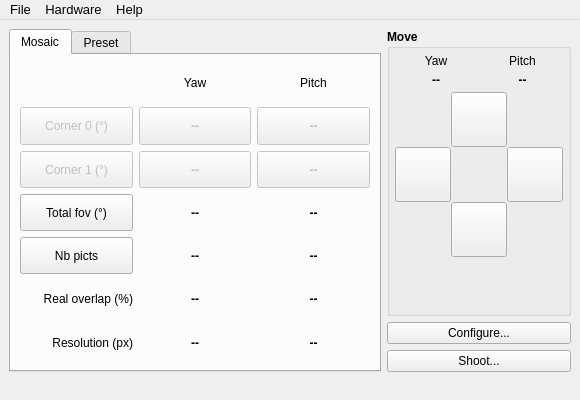
Before: the Qt Designer form papywizard/view/ui/mainWindow.ui in bingostar89/Papywizard, drawn with Qt 5.
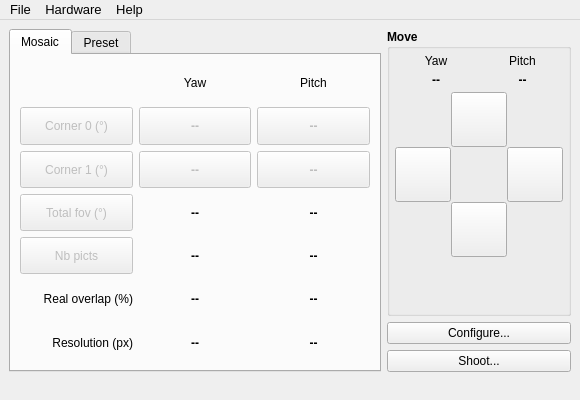
After: the same form once the commit is applied. Icons and pictures are not drawn.

Commit message: Fixe widget behaviour

```diff
--- a/papywizard/view/ui/mainWindow.ui
+++ b/papywizard/view/ui/mainWindow.ui
@@ -573,6 +573,9 @@
             </item>
             <item row="3" column="0">
              <widget class="QPushButton" name="totalFovPushButton">
+              <property name="enabled">
+               <bool>false</bool>
+              </property>
               <property name="sizePolicy">
                <sizepolicy hsizetype="Minimum" vsizetype="MinimumExpanding">
                 <horstretch>0</horstretch>
@@ -634,6 +637,9 @@
             </item>
             <item row="4" column="0">
              <widget class="QPushButton" name="nbPictsPushButton">
+              <property name="enabled">
+               <bool>false</bool>
+              </property>
               <property name="sizePolicy">
                <sizepolicy hsizetype="Minimum" vsizetype="MinimumExpanding">
                 <horstretch>0</horstretch>
```
Left out of the diff: 4 changed lines with no effect on the pictures.
